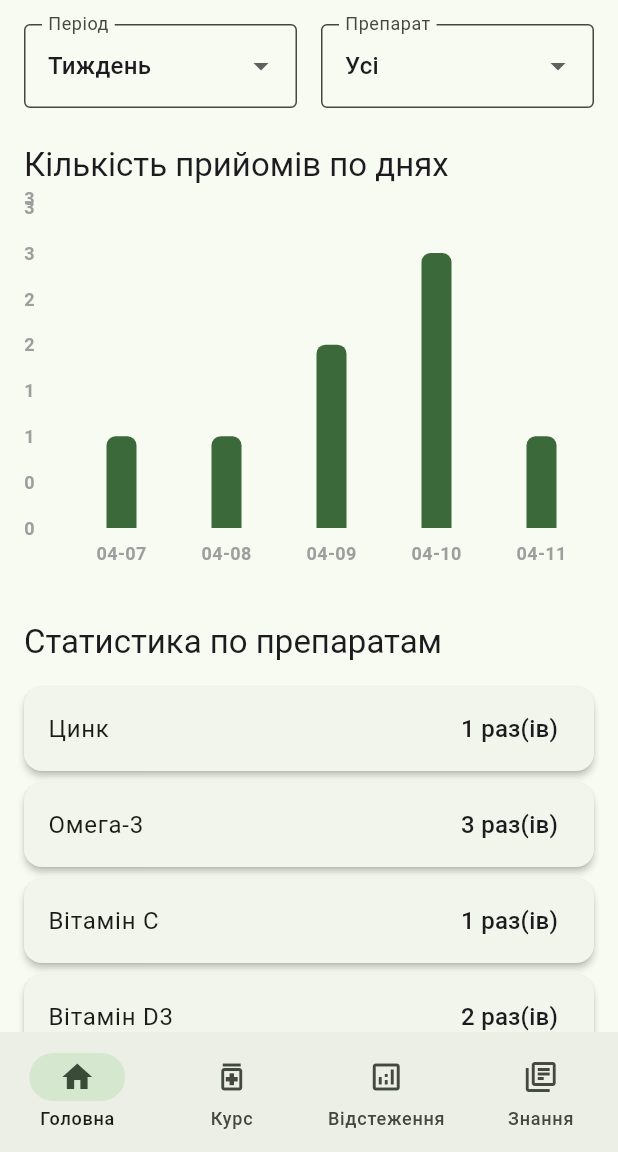
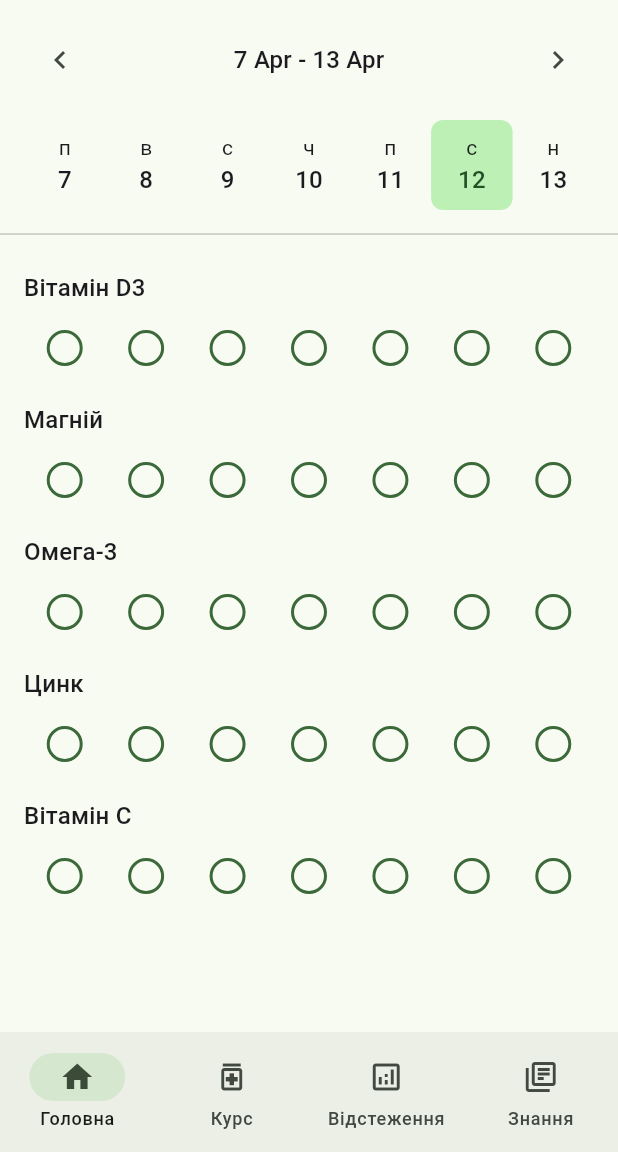
Before and after one commit to LUMA002/VitaMinControlHelper, a Flutter app: the TrackingScreen screen opened by its route, on a phone screen of 412 x 824 dp, the part 84-1236 px from its top. Run offline on Flutter 3.47's test engine with Material 3 defaults, Android fonts, the phone set to English and light mode, and no system bars; drawn by our look-alikes of fl_chart; our stand-ins replace flutter_riverpod, go_router, google_fonts.

Commit message:
Some optimizations added 2

```diff
--- a/lib/features/course/screens/course_screen.dart
+++ b/lib/features/course/screens/course_screen.dart
@@ -55,15 +55,37 @@ class _CourseScreenState extends State<CourseScreen> {
 
    @override
   Widget build(BuildContext context) {
-    return _reminders.isEmpty
+    return Scaffold(
+      body: _reminders.isEmpty
           ? Center(
-            child: Text(
-              'У вас ще немає запланованих прийомів.\nНатисніть + щоб додати.',
+              child: Column(
+                mainAxisAlignment: MainAxisAlignment.center,
+                children: [
+                  Text(
+                    'У вас ще немає запланованих прийомів.',
                     textAlign: TextAlign.center,
                     style: Theme.of(context).textTheme.bodyLarge,
                   ),
+                  const SizedBox(height: 16),
+                  ElevatedButton.icon(
+                    onPressed: () {
+                      Navigator.push(
+                        context,
+                        MaterialPageRoute(
+                          builder: (context) => const AddEditMedicationScreen(),
+                        ),
+                      ).then((_) => setState(() => _loadData()));
+                    },
+                    icon: const Icon(Icons.add),
+                    label: const Text('Додати препарат'),
+                  ),
+                ],
+              ),
             )
-        : ListView.builder(
+          : Stack(
+              children: [
+                ListView.builder(
+                  //padding: const EdgeInsets.all(16),
                   itemCount: _reminders.length,
                   itemBuilder: (context, index) {
               final reminder = _reminders[index];
@@ -105,6 +127,24 @@ class _CourseScreenState extends State<CourseScreen> {
                 ),
               );
             },
+          ),
+                Positioned(
+                  bottom: 16,
+                  right: 16,
+                  child: FloatingActionButton(
+                    onPressed: () {
+                      Navigator.push(
+                        context,
+                        MaterialPageRoute(
+                          builder: (context) => const AddEditMedicationScreen(),
+                        ),
+                      ).then((_) => setState(() => _loadData()));
+                    },
+                    child: const Icon(Icons.add),
+                  ),
+                ),
+              ],
+            ),
     );
   }
 }
--- a/lib/features/tracking/screens/tracking_screen.dart
+++ b/lib/features/tracking/screens/tracking_screen.dart
@@ -4,6 +4,7 @@ import 'package:intl/intl.dart';
 import 'package:vita_min_control_helper/data/models/intake_log.dart';
 import 'package:vita_min_control_helper/data/models/supplement.dart';
 import 'package:vita_min_control_helper/data/repositories/mock_data.dart';
+import 'package:vita_min_control_helper/data/models/reminder.dart';
 
 class TrackingScreen extends StatefulWidget {
   const TrackingScreen({super.key});
@@ -13,8 +14,9 @@ class TrackingScreen extends StatefulWidget {
 }
 
 class _TrackingScreenState extends State<TrackingScreen> {
-  late List<IntakeLog> _intakeLogs;
+  late List<Reminder> _reminders;
   late List<Supplement> _supplements;
+  late DateTime _selectedWeek;
   late String _selectedPeriod = 'Тиждень';
   late String? _selectedSupplementId;
 
@@ -23,14 +25,21 @@ class _TrackingScreenState extends State<TrackingScreen> {
   @override
   void initState() {
     super.initState();
+    _selectedWeek = DateTime.now();
     _loadData();
     _selectedSupplementId = null;
   }
 
   void _loadData() {
-    // In a real app, this would load from a repository
-    _intakeLogs = MockData.getIntakeLogs(MockData.defaultUser.id);
+    _reminders = MockData.getReminders(MockData.defaultUser.id);
     _supplements = MockData.supplements;
+  }
+
+  List<DateTime> _getWeekDays() {
+    final monday = _selectedWeek.subtract(
+      Duration(days: _selectedWeek.weekday - 1),
+    );
+    return List.generate(7, (index) => monday.add(Duration(days: index)));
   }
 
   String _getSupplementName(String supplementId) {
@@ -41,11 +50,19 @@ class _TrackingScreenState extends State<TrackingScreen> {
     return supplement.name;
   }
 
+  bool _wasIntakeTaken(Reminder reminder, DateTime date) {
+    // В реальному додатку тут буде перевірка з бази даних
+    // Зараз просто випадкове значення для демонстрації
+    return reminder.isConfirmed && reminder.nextReminder?.day == date.day;
+  }
+
   List<IntakeLog> _getFilteredLogs() {
     final now = DateTime.now();
-    final filtered = _intakeLogs.where((log) {
+    final filtered =
+        MockData.getIntakeLogs(MockData.defaultUser.id).where((log) {
           // Filter by supplement if one is selected
-      if (_selectedSupplementId != null && log.supplementId != _selectedSupplementId) {
+          if (_selectedSupplementId != null &&
+              log.supplementId != _selectedSupplementId) {
             return false;
           }
 
@@ -54,9 +71,13 @@ class _TrackingScreenState extends State<TrackingScreen> {
             case 'Тиждень':
               return log.takenAt.isAfter(now.subtract(const Duration(days: 7)));
             case 'Місяць':
-          return log.takenAt.isAfter(now.subtract(const Duration(days: 30)));
+              return log.takenAt.isAfter(
+                now.subtract(const Duration(days: 30)),
+              );
             case 'Рік':
-          return log.takenAt.isAfter(now.subtract(const Duration(days: 365)));
+              return log.takenAt.isAfter(
+                now.subtract(const Duration(days: 365)),
+              );
             default:
               return true;
           }
@@ -114,7 +135,8 @@ class _TrackingScreenState extends State<TrackingScreen> {
 
     for (var log in filteredLogs) {
       final supplementName = _getSupplementName(log.supplementId);
-      supplementCounts[supplementName] = (supplementCounts[supplementName] ?? 0) + 1;
+      supplementCounts[supplementName] =
+          (supplementCounts[supplementName] ?? 0) + 1;
     }
 
     return supplementCounts;
@@ -122,209 +144,176 @@ class _TrackingScreenState extends State<TrackingScreen> {
 
   @override
   Widget build(BuildContext context) {
+    final weekDays = _getWeekDays();
+    final theme = Theme.of(context);
     final filteredLogs = _getFilteredLogs();
     final supplementCounts = _getSupplementIntakeCount();
     final barGroups = _getBarGroups();
     final dailyCounts = _getDailyIntakeCount();
 
-    return filteredLogs.isEmpty
+    return _reminders.isEmpty
         ? Center(
           child: Text(
-              'Немає даних про прийоми.\nПочніть приймати препарати\nдля відображення статистики.',
+            'Додайте препарати в розділі "Курс"\nдля відстеження їх прийому',
             textAlign: TextAlign.center,
-              style: Theme.of(context).textTheme.bodyLarge,
+            style: theme.textTheme.bodyLarge,
           ),
         )
-        : SingleChildScrollView(
-            padding: const EdgeInsets.all(16.0),
+        : Column(
+          children: [
+            // Навігація по тижнях
+            Padding(
+              padding: const EdgeInsets.all(16),
+              child: Row(
+                mainAxisAlignment: MainAxisAlignment.spaceBetween,
+                children: [
+                  IconButton(
+                    icon: const Icon(Icons.chevron_left),
+                    onPressed: () {
+                      setState(() {
+                        _selectedWeek = _selectedWeek.subtract(
+                          const Duration(days: 7),
+                        );
+                      });
+                    },
+                  ),
+                  Text(
+                    '${DateFormat('d MMM').format(weekDays.first)} - '
+                    '${DateFormat('d MMM').format(weekDays.last)}',
+                    style: theme.textTheme.titleMedium,
+                  ),
+                  IconButton(
+                    icon: const Icon(Icons.chevron_right),
+                    onPressed: () {
+                      setState(() {
+                        _selectedWeek = _selectedWeek.add(
+                          const Duration(days: 7),
+                        );
+                      });
+                    },
+                  ),
+                ],
+              ),
+            ),
+
+            // Дні тижня
+            Padding(
+              padding: const EdgeInsets.symmetric(horizontal: 16),
+              child: Row(
+                mainAxisAlignment: MainAxisAlignment.spaceAround,
+                children:
+                    weekDays.map((day) {
+                      final isToday =
+                          day.day == DateTime.now().day &&
+                          day.month == DateTime.now().month &&
+                          day.year == DateTime.now().year;
+                      return Expanded(
+                        child: Container(
+                          padding: const EdgeInsets.all(8),
+                          decoration:
+                              isToday
+                                  ? BoxDecoration(
+                                    color: theme.colorScheme.primaryContainer,
+                                    borderRadius: BorderRadius.circular(8),
+                                  )
+                                  : null,
+                          child: Column(
+                            children: [
+                              Text(
+                                DateFormat('E', 'uk').format(day)[0],
+                                style: theme.textTheme.bodyMedium,
+                              ),
+                              Text(
+                                day.day.toString(),
+                                style: theme.textTheme.titleMedium?.copyWith(
+                                  color:
+                                      isToday
+                                          ? theme.colorScheme.onPrimaryContainer
+                                          : null,
+                                ),
+                              ),
+                            ],
+                          ),
+                        ),
+                      );
+                    }).toList(),
+              ),
+            ),
+
+            const Divider(height: 32),
+
+            // Список препаратів
+            Expanded(
+              child: ListView.builder(
+                itemCount: _reminders.length,
+                itemBuilder: (context, index) {
+                  final reminder = _reminders[index];
+                  return Padding(
+                    padding: const EdgeInsets.symmetric(
+                      horizontal: 16,
+                      vertical: 8,
+                    ),
                     child: Column(
                       crossAxisAlignment: CrossAxisAlignment.start,
                       children: [
-                // Filter controls
+                        Text(
+                          _getSupplementName(reminder.supplementId),
+                          style: theme.textTheme.titleMedium,
+                        ),
+                        const SizedBox(height: 8),
                         Row(
-                  children: [
-                    Expanded(
-                      child: DropdownButtonFormField<String>(
-                        decoration: const InputDecoration(
-                          labelText: 'Період',
-                          border: OutlineInputBorder(),
+                          mainAxisAlignment: MainAxisAlignment.spaceAround,
+                          children:
+                              weekDays.map((day) {
+                                final taken = _wasIntakeTaken(reminder, day);
+                                return Expanded(
+                                  child: GestureDetector(
+                                    onTap: () {
+                                      // Тут буде логіка зміни стану прийому
+                                      setState(() {
+                                        // Оновлення стану
+                                      });
+                                    },
+                                    child: Container(
+                                      padding: const EdgeInsets.all(8),
+                                      child: Container(
+                                        width: 24,
+                                        height: 24,
+                                        decoration: BoxDecoration(
+                                          shape: BoxShape.circle,
+                                          border: Border.all(
+                                            color: theme.colorScheme.primary,
+                                            width: 2,
                                           ),
-                        value: _selectedPeriod,
-                        items: _periods.map((period) {
-                          return DropdownMenuItem<String>(
-                            value: period,
-                            child: Text(period),
+                                          color:
+                                              taken
+                                                  ? theme.colorScheme.primary
+                                                  : null,
+                                        ),
+                                        child:
+                                            taken
+                                                ? Icon(
+                                                  Icons.check,
+                                                  size: 16,
+                                                  color:
+                                                      theme
+                                                          .colorScheme
+                                                          .onPrimary,
+                                                )
+                                                : null,
+                                      ),
+                                    ),
+                                  ),
                                 );
                               }).toList(),
-                        onChanged: (String? value) {
-                          if (value != null) {
-                            setState(() {
-                              _selectedPeriod = value;
-                            });
-                          }
-                        },
                         ),
+                      ],
                     ),
-                    const SizedBox(width: 16),
-                    Expanded(
-                      child: DropdownButtonFormField<String?>(
-                        decoration: const InputDecoration(
-                          labelText: 'Препарат',
-                          border: OutlineInputBorder(),
-                        ),
-                        value: _selectedSupplementId,
-                        items: [
-                          const DropdownMenuItem<String?>(
-                            value: null,
-                            child: Text('Усі'),
-                          ),
-                          ..._supplements.map((supplement) {
-                            return DropdownMenuItem<String?>(
-                              value: supplement.id,
-                              child: Text(supplement.name),
                   );
-                          }),
-                        ],
-                        onChanged: (String? value) {
-                          setState(() {
-                            _selectedSupplementId = value;
-                          });
                 },
               ),
             ),
           ],
-                ),
-
-                const SizedBox(height: 24),
-
-                // Bar chart for daily intake
-                if (barGroups.isNotEmpty) ...[
-                  Text(
-                    'Кількість прийомів по днях',
-                    style: Theme.of(context).textTheme.titleLarge,
-                  ),
-                  const SizedBox(height: 8),
-                  SizedBox(
-                    height: 250,
-                    child: BarChart(
-                      BarChartData(
-                        alignment: BarChartAlignment.spaceAround,
-                        maxY: dailyCounts.values.reduce((a, b) => a > b ? a : b).toDouble() * 1.2,
-                        gridData: FlGridData(show: false),
-                        borderData: FlBorderData(show: false),
-                        titlesData: FlTitlesData(
-                          leftTitles: AxisTitles(
-                            sideTitles: SideTitles(
-                              showTitles: true,
-                              getTitlesWidget: (value, meta) {
-                                return Text(
-                                  value.toInt().toString(),
-                                  style: const TextStyle(
-                                    color: Colors.grey,
-                                    fontWeight: FontWeight.bold,
-                                    fontSize: 12,
-                                  ),
-                                );
-                              },
-                              reservedSize: 30,
-                            ),
-                          ),
-                          rightTitles: AxisTitles(
-                            sideTitles: SideTitles(showTitles: false),
-                          ),
-                          topTitles: AxisTitles(
-                            sideTitles: SideTitles(showTitles: false),
-                          ),
-                          bottomTitles: AxisTitles(
-                            sideTitles: SideTitles(
-                              showTitles: true,
-                              getTitlesWidget: (value, meta) {
-                                if (value >= 0 && value < dailyCounts.keys.length) {
-                                  final date = dailyCounts.keys.elementAt(value.toInt());
-                                  return Padding(
-                                    padding: const EdgeInsets.only(top: 8.0),
-                                    child: Text(
-                                      date,
-                                      style: const TextStyle(
-                                        color: Colors.grey,
-                                        fontWeight: FontWeight.bold,
-                                        fontSize: 12,
-                                      ),
-                                    ),
-                                  );
-                                }
-                                return const Text('');
-                              },
-                              reservedSize: 30,
-                            ),
-                          ),
-                        ),
-                        barGroups: barGroups,
-                      ),
-                    ),
-                  ),
-                ],
-
-                const SizedBox(height: 32),
-
-                // Supplement count section
-                Text(
-                  'Статистика по препаратам',
-                  style: Theme.of(context).textTheme.titleLarge,
-                ),
-                const SizedBox(height: 16),
-
-                // List of supplements with count
-                ...supplementCounts.entries.map((entry) {
-                  return Card(
-                    margin: const EdgeInsets.only(bottom: 8),
-                    child: ListTile(
-                      title: Text(entry.key),
-                      trailing: Text(
-                        '${entry.value} раз(ів)',
-                        style: Theme.of(context).textTheme.titleMedium,
-                      ),
-                    ),
-                  );
-                }),
-
-                const SizedBox(height: 24),
-
-                // Recent intakes section
-                Text(
-                  'Останні прийоми',
-                  style: Theme.of(context).textTheme.titleLarge,
-                ),
-                const SizedBox(height: 16),
-
-                ...filteredLogs.reversed.take(5).map((log) {
-                  return Card(
-                    margin: const EdgeInsets.only(bottom: 8),
-                    child: ListTile(
-                      leading: CircleAvatar(
-                        backgroundColor: Theme.of(context).colorScheme.secondaryContainer,
-                        child: Text(
-                          _getSupplementName(log.supplementId)[0],
-                          style: TextStyle(
-                            color: Theme.of(context).colorScheme.onSecondaryContainer,
-                          ),
-                        ),
-                      ),
-                      title: Text(_getSupplementName(log.supplementId)),
-                      subtitle: Text(
-                        '${log.quantity} ${log.unit}',
-                      ),
-                      trailing: Text(
-                        DateFormat('dd.MM.yyyy HH:mm').format(log.takenAt),
-                        style: TextStyle(
-                          color: Theme.of(context).colorScheme.secondary,
-                        ),
-                      ),
-                    ),
-                  );
-                }),
-              ],
-            ),
         );
   }
 }
```
Lines whose indentation alone changed are shown as unchanged.
